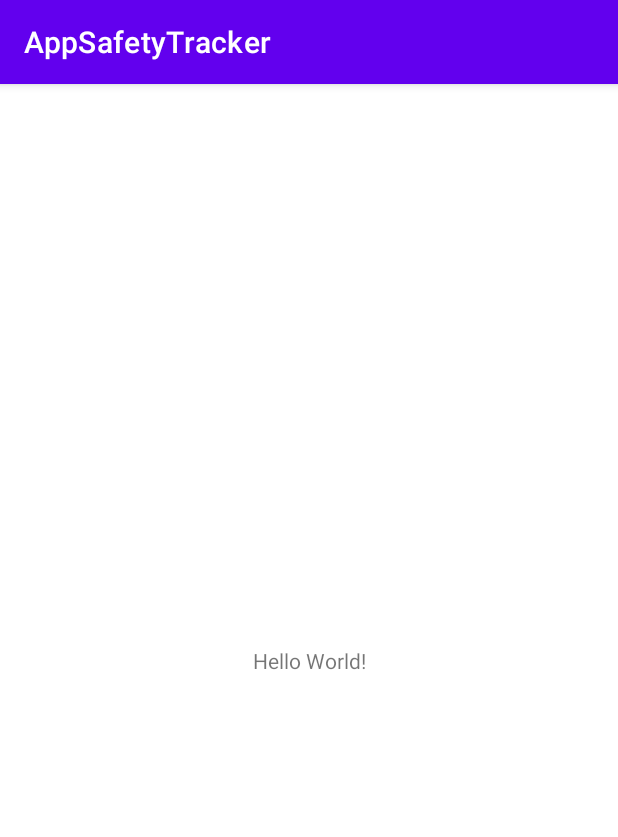
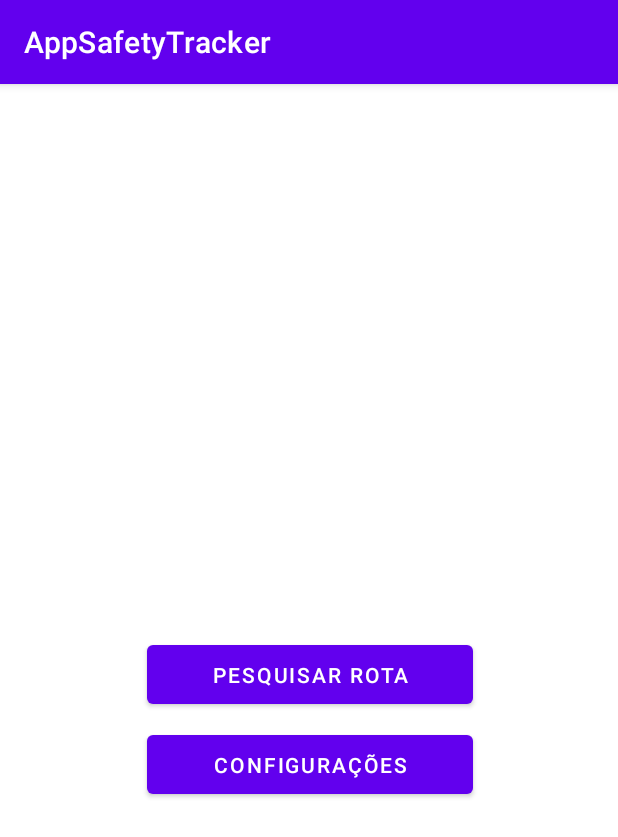
Before and after one commit to safety-tracker/MobileApp, an Android app: the screen it shows after launch (MainActivity), on a phone screen of 412 x 824 dp. Shown: the top 837 px of the screen. Run offline under Robolectric (Android 15) with nearby library versions, the phone set to English and light mode, and no system bars.

```diff
--- a/app/src/main/res/layout/activity_main.xml
+++ b/app/src/main/res/layout/activity_main.xml
@@ -6,13 +6,25 @@
     android:layout_height="match_parent"
     tools:context=".MainActivity">
 
-    <TextView
-        android:layout_width="wrap_content"
-        android:layout_height="wrap_content"
-        android:text="Hello World!"
-        app:layout_constraintBottom_toBottomOf="parent"
+    <Button
+        android:id="@+id/btnHomeSearch"
+        android:layout_width="217dp"
+        android:layout_height="51dp"
+        android:layout_marginTop="368dp"
+        android:text="Pesquisar rota"
         app:layout_constraintEnd_toEndOf="parent"
+        app:layout_constraintHorizontal_bias="0.503"
         app:layout_constraintStart_toStartOf="parent"
         app:layout_constraintTop_toTopOf="parent" />
 
+    <Button
+        android:id="@+id/btnHomeConfig"
+        android:layout_width="217dp"
+        android:layout_height="51dp"
+        android:layout_marginTop="428dp"
+        android:text="Configurações"
+        app:layout_constraintEnd_toEndOf="parent"
+        app:layout_constraintHorizontal_bias="0.503"
+        app:layout_constraintStart_toStartOf="parent"
+        app:layout_constraintTop_toTopOf="parent" />
 </androidx.constraintlayout.widget.ConstraintLayout>
--- a/build.gradle
+++ b/build.gradle
@@ -2,6 +2,7 @@
 plugins {
     id 'com.android.application' version '7.2.1' apply false
     id 'com.android.library' version '7.2.1' apply false
+    id 'com.google.android.libraries.mapsplatform.secrets-gradle-plugin' version '2.0.0' apply false
 }
 
 task clean(type: Delete) {
```
Also changed, not shown: app/build.gradle (+14 -0 lines), app/src/main/java/com/safetytracker/activity_map.java (added, +51 -0 lines), app/src/main/res/layout/activity_map.xml (added, +9 -0 lines), app/src/main/res/layout/activity_search.xml (added, +33 -0 lines).
